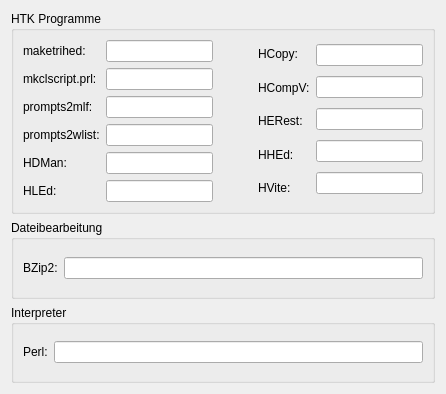
First picture: the form in ui/externalprogramms.ui, repository KDE/simon, before the edit.
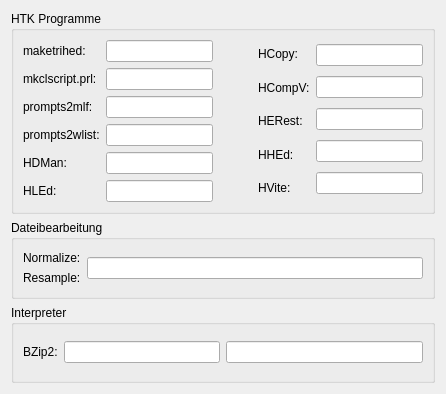
Second picture: the form after the edit. Icons and pictures are not drawn.

Patch:
```diff
--- a/ui/externalprogramms.ui
+++ b/ui/externalprogramms.ui
@@ -179,11 +179,28 @@
       <item>
        <layout class="QHBoxLayout" >
         <item>
-         <widget class="QLabel" name="lbBzip" >
-          <property name="text" >
-           <string>BZip2:</string>
-          </property>
-         </widget>
+         <layout class="QVBoxLayout" >
+          <item>
+           <widget class="QLabel" name="lbNormalize" >
+            <property name="text" >
+             <string>Normalize:</string>
+            </property>
+            <property name="buddy" >
+             <cstring>leNormalize</cstring>
+            </property>
+           </widget>
+          </item>
+          <item>
+           <widget class="QLabel" name="lbResample" >
+            <property name="text" >
+             <string>Resample:</string>
+            </property>
+            <property name="buddy" >
+             <cstring>leResample</cstring>
+            </property>
+           </widget>
+          </item>
+         </layout>
         </item>
         <item>
          <widget class="QLineEdit" name="leBzip2" >
@@ -209,11 +226,25 @@
       <item>
        <layout class="QHBoxLayout" >
         <item>
-         <widget class="QLabel" name="lbPerl" >
-          <property name="text" >
-           <string>Perl:</string>
-          </property>
-         </widget>
+         <layout class="QHBoxLayout" >
+          <item>
+           <widget class="QLabel" name="label" >
+            <property name="text" >
+             <string>BZip2:</string>
+            </property>
+            <property name="buddy" >
+             <cstring>leBzip2</cstring>
+            </property>
+           </widget>
+          </item>
+          <item>
+           <widget class="QLineEdit" name="leBzip2" >
+            <property name="text" >
+             <string/>
+            </property>
+           </widget>
+          </item>
+         </layout>
         </item>
         <item>
          <widget class="QLineEdit" name="lePerl" >
```
Left out of the diff: 33 changed lines with no effect on the pictures.
